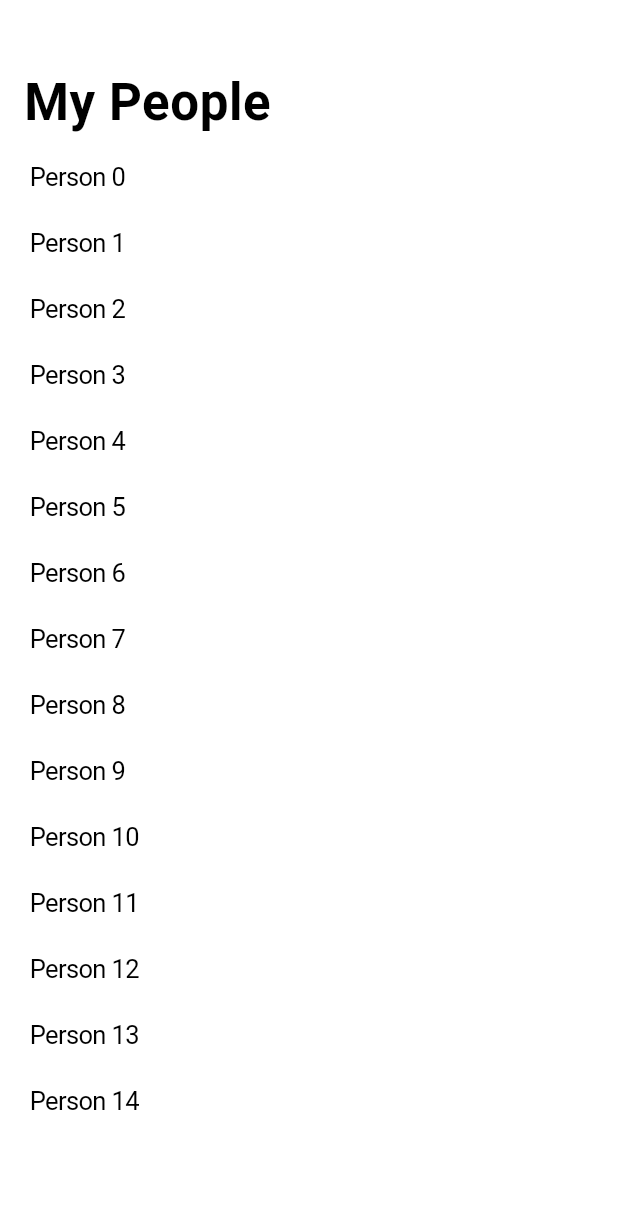
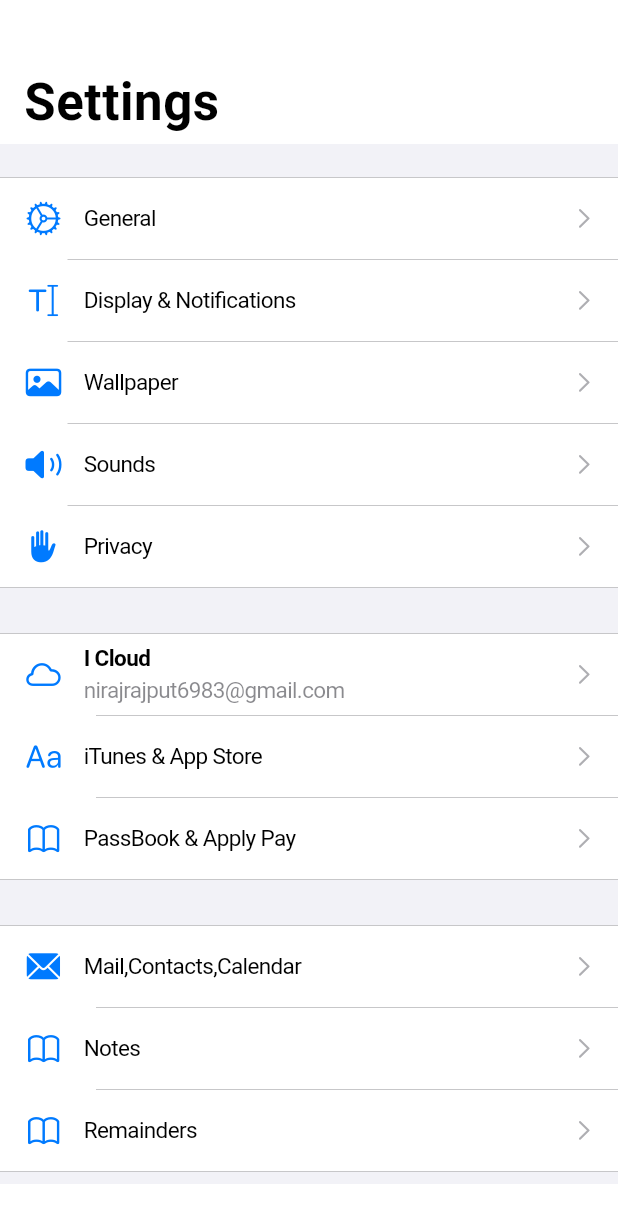
Before and after one commit to Rajputniraj6983/advflutterch2, a Flutter app: the screen it shows after launch, on a phone screen of 412 x 824 dp. Shown: the top 1223 px of the screen. Run offline on Flutter 3.47's test engine with Material 3 defaults, Android fonts, the phone set to English and light mode, and no system bars.

Commit message:
09-05-2024

```diff
--- a/lib/main.dart
+++ b/lib/main.dart
@@ -1,3 +1,6 @@
+import 'package:advflutterch2/task3/views/cupertinolist.dart';
+import 'package:advflutterch2/task3/views/mypeople.dart';
+import 'package:advflutterch2/task3/views/setting.dart';
 import 'package:flutter/cupertino.dart';
 void main()
 {
@@ -10,20 +13,7 @@ class MyApp extends StatelessWidget {
   Widget build(BuildContext context) {
     return CupertinoApp(
       debugShowCheckedModeBanner: false,
-      home: CupertinoPageScaffold(
-        child: CustomScrollView(
-          slivers: [
-            CupertinoSliverNavigationBar(
-              largeTitle: Text('My People'),
-            ),
-            SliverFillRemaining(
-              child: Column(
-                children: List.generate(15, (index) => CupertinoListTile(title: Text('Person ${index}'))),
-              ),
-            )
-          ],
-        ),
-      ),
+      home: setting(),
     );
   }
 }
--- /dev/null
+++ b/lib/task3/views/setting.dart
@@ -0,0 +1,85 @@
+import 'package:flutter/cupertino.dart';
+class setting extends StatelessWidget {
+  const setting({super.key});
+
+  @override
+  Widget build(BuildContext context) {
+    return CupertinoPageScaffold(child: CustomScrollView(
+      slivers: [
+        CupertinoSliverNavigationBar(
+          largeTitle: Text('Settings'),
+        ),
+         SliverFillRemaining(
+           child: Column(
+             children: [
+               CupertinoListSection(
+                 dividerMargin: 1,
+                 children: <CupertinoListTile> [
+                   CupertinoListTile.notched(title: Text('General',style: TextStyle(fontSize: 15),),
+                   leading: Icon(CupertinoIcons.settings),
+                     trailing: CupertinoListTileChevron(),
+                   ),
+                   CupertinoListTile.notched(title: Text('Display & Notifications',style: TextStyle(fontSize: 15),),
+                     leading: Icon(CupertinoIcons.text_cursor),
+                     trailing: CupertinoListTileChevron(),
+                   ),
+                   CupertinoListTile.notched(title: Text('Wallpaper',style: TextStyle(fontSize: 15),),
+                     leading: Icon(CupertinoIcons.photo),
+                     trailing: CupertinoListTileChevron(),
+                   ),
+                   CupertinoListTile.notched(title: Text('Sounds',style: TextStyle(fontSize: 15),),
+                     leading: Icon(CupertinoIcons.speaker_2_fill),
+                     trailing: CupertinoListTileChevron(),
+                   ),
+                   CupertinoListTile.notched(title: Text('Privacy',style: TextStyle(fontSize: 15),),
+                     leading: Icon(CupertinoIcons.hand_raised_fill),
+                     trailing: CupertinoListTileChevron(),
+                   )
+                 ]
+               ),
+               CupertinoListSection(
+                 children: <CupertinoListTile> [
+                   CupertinoListTile.notched(
+                       title: Text('I Cloud',style: TextStyle(fontSize: 15),),
+                        subtitle: Text('nirajrajput6983@gmail.com',style: TextStyle(fontSize: 15),),
+                     leading: Icon(CupertinoIcons.cloud),
+                     trailing: CupertinoListTileChevron(),
+                   ),
+                   CupertinoListTile.notched(
+                     title: Text('iTunes & App Store',style: TextStyle(fontSize: 15),),
+                     leading: Icon(CupertinoIcons.textformat),
+                     trailing: CupertinoListTileChevron(),
+                   ),
+                   CupertinoListTile.notched(
+                     title: Text('PassBook & Apply Pay',style: TextStyle(fontSize: 15),),
+                     leading: Icon(CupertinoIcons.book),
+                     trailing: CupertinoListTileChevron(),
+                   ),
+                 ],
+               ),
+               CupertinoListSection(
+                 children: <CupertinoListTile> [
+                   CupertinoListTile.notched(
+                       title: Text('Mail,Contacts,Calendar',style: TextStyle(fontSize: 15),),
+                   leading: Icon(CupertinoIcons.mail_solid),
+                   trailing: CupertinoListTileChevron(),
+                   ),
+                   CupertinoListTile.notched(
+                     title: Text('Notes',style: TextStyle(fontSize: 15),),
+                     leading: Icon(CupertinoIcons.book),
+                     trailing: CupertinoListTileChevron(),
+                   ),
+                   CupertinoListTile.notched(
+                     title: Text('Remainders',style: TextStyle(fontSize: 15),),
+                     leading: Icon(CupertinoIcons.book),
+                     trailing: CupertinoListTileChevron(),
+                   ),
+                 ],
+               )
+             ],
+           ),
+         )
+      ],
+    ));
+  }
+}
```
Also changed, not shown: lib/task3/views/cupertinolist.dart (added, +69 -0 lines), lib/task3/views/mypeople.dart (added, +35 -0 lines).
